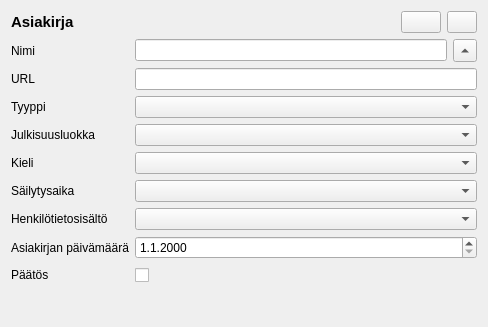
This is arho_feature_template/gui/components/plan_document_widget.ui in GispoCoding/arho-qgis-plugin as Qt 5 draws it before an edit. The edited form follows.
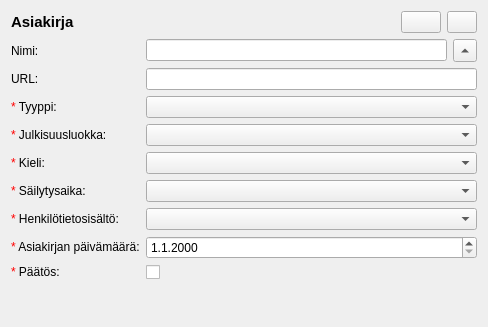
This is the edited form. Custom widgets are drawn as their Qt base class.

What changed in the file:
```diff
--- a/arho_feature_template/gui/components/plan_document_widget.ui
+++ b/arho_feature_template/gui/components/plan_document_widget.ui
@@ -79,7 +79,7 @@
      <item row="0" column="0">
       <widget class="QLabel" name="label">
        <property name="text">
-        <string>Nimi</string>
+        <string>Nimi:</string>
        </property>
       </widget>
      </item>
@@ -116,7 +116,7 @@
      <item row="1" column="0">
       <widget class="QLabel" name="url_label">
        <property name="text">
-        <string>URL</string>
+        <string>URL:</string>
        </property>
       </widget>
      </item>
@@ -126,7 +126,7 @@
      <item row="2" column="0">
       <widget class="QLabel" name="document_type_label">
        <property name="text">
-        <string>Tyyppi</string>
+        <string>&lt;span style=&quot;color: red;&quot;&gt;*&lt;/span&gt; Tyyppi:</string>
        </property>
       </widget>
      </item>
@@ -136,7 +136,7 @@
      <item row="3" column="0">
       <widget class="QLabel" name="publicity_label">
        <property name="text">
-        <string>Julkisuusluokka</string>
+        <string>&lt;span style=&quot;color: red;&quot;&gt;*&lt;/span&gt; Julkisuusluokka:</string>
        </property>
       </widget>
      </item>
@@ -146,7 +146,7 @@
      <item row="4" column="0">
       <widget class="QLabel" name="language_label">
        <property name="text">
-        <string>Kieli</string>
+        <string>&lt;span style=&quot;color: red;&quot;&gt;*&lt;/span&gt; Kieli:</string>
        </property>
       </widget>
      </item>
@@ -162,7 +162,7 @@
      <item row="8" column="0">
       <widget class="QLabel" name="decision_label">
        <property name="text">
-        <string>Päätös</string>
+        <string>&lt;html&gt;&lt;head/&gt;&lt;body&gt;&lt;p&gt;&lt;span style=&quot; color:#ff0000;&quot;&gt;*&lt;/span&gt; Päätös:&lt;/p&gt;&lt;/body&gt;&lt;/html&gt;</string>
        </property>
       </widget>
      </item>
@@ -175,21 +175,21 @@
         </sizepolicy>
        </property>
        <property name="text">
-        <string> </string>
+        <string/>
        </property>
       </widget>
      </item>
      <item row="6" column="0">
       <widget class="QLabel" name="personal_data_content_label">
        <property name="text">
-        <string>Henkilötietosisältö</string>
+        <string>&lt;span style=&quot;color: red;&quot;&gt;*&lt;/span&gt; Henkilötietosisältö:</string>
        </property>
       </widget>
      </item>
      <item row="5" column="0">
       <widget class="QLabel" name="retention_time_label">
        <property name="text">
-        <string>Säilytysaika</string>
+        <string>&lt;span style=&quot;color: red;&quot;&gt;*&lt;/span&gt; Säilytysaika:</string>
        </property>
       </widget>
      </item>
@@ -203,7 +203,7 @@
      <item row="7" column="0">
       <widget class="QLabel" name="document_date_label">
        <property name="text">
-        <string>Asiakirjan päivämäärä</string>
+        <string>&lt;html&gt;&lt;head/&gt;&lt;body&gt;&lt;p&gt;&lt;span style=&quot; color:#ff0000;&quot;&gt;*&lt;/span&gt; Asiakirjan päivämäärä:&lt;/p&gt;&lt;/body&gt;&lt;/html&gt;</string>
        </property>
       </widget>
      </item>
```
